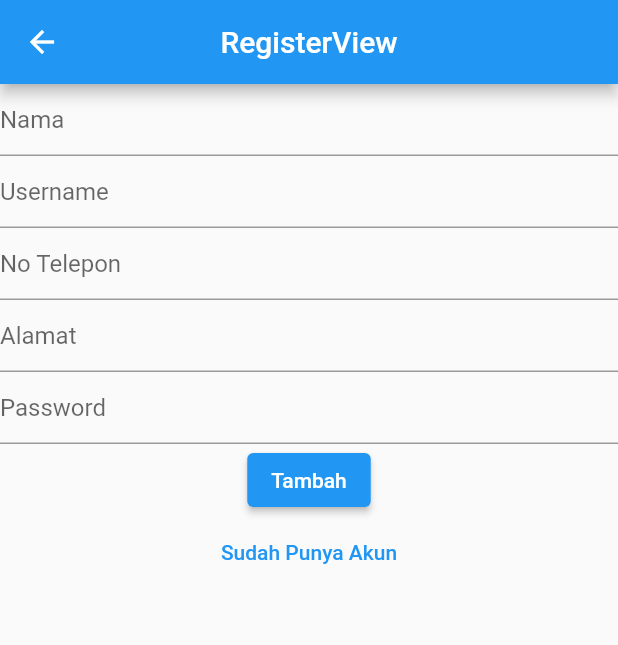
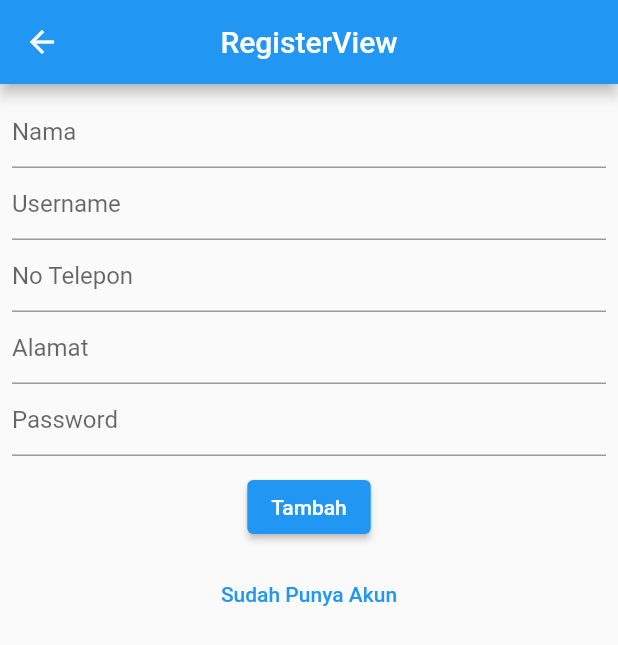
Before and after one commit to hafizprasejarah/peminjam_perpustakaan_kelas_c, a Flutter app: the screen it shows after launch, after a tap on "Login", after a tap on "Open register", on a phone screen of 412 x 824 dp. Shown: the top 645 px of the screen. Run offline on Flutter 3.47's test engine with Material 2 defaults, Android fonts, the phone set to English and light mode, and no system bars; our stand-ins replace date_time_picker, dio, get, get_storage, pretty_dio_logger; network calls fail.

Commit message:
membuat list buku, post pinjam dan list pinjam dari peminjam

```diff
--- a/lib/app/modules/add_peminjaman/controllers/add_peminjaman_controller.dart
+++ b/lib/app/modules/add_peminjaman/controllers/add_peminjaman_controller.dart
@@ -43,6 +43,7 @@ class AddPeminjamanController extends GetxController {
 
         if (response.statusCode == 201) {
           Get.back();
+          Get.snackbar("Berhasil", "Berhasil meminjam", backgroundColor: Colors.orange);
         } else {
           Get.snackbar("Sorry", "Gagal", backgroundColor: Colors.orange);
         }
--- a/lib/app/modules/home/views/home_view.dart
+++ b/lib/app/modules/home/views/home_view.dart
@@ -16,9 +16,12 @@ class HomeView extends GetView<HomeController> {
       ),
       body:  Center(
         child: Column(
+          mainAxisAlignment: MainAxisAlignment.center,
           children: [
+            SizedBox(height: 10,),
             ElevatedButton(
                 onPressed: () => Get.toNamed(Routes.BOOK), child: Text('Buku')),
+            SizedBox(height: 10,),
             ElevatedButton(
                 onPressed: () => Get.toNamed(Routes.PEMINJAMAN), child: Text('PEMINJAMAN'))
           ],
--- a/lib/app/modules/login/views/login_view.dart
+++ b/lib/app/modules/login/views/login_view.dart
@@ -14,7 +14,9 @@ class LoginView extends GetView<LoginController> {
         title: const Text('LoginView'),
         centerTitle: true,
       ),
-      body: Center(
+      body: Padding(
+        padding: const EdgeInsets.all(8.0),
+        child: Center(
             child: Form(
                 key: controller.formkey,
                 child: Column(
@@ -44,6 +46,7 @@ class LoginView extends GetView<LoginController> {
                         return null;
                       },
                     ),
+                    SizedBox(height: 10,),
                     Obx(() => controller.loading.value
                         ? CircularProgressIndicator()
                         : ElevatedButton(
@@ -51,9 +54,11 @@ class LoginView extends GetView<LoginController> {
                           controller.login();
                         },
                         child: Text('Login'))),
+                    SizedBox(height: 10,),
                     TextButton( onPressed: () => Get.toNamed(Routes.REGISTER) , child: Text("Open register"))
                   ],
                 ))),
+      ),
     );
   }
 }
--- a/lib/app/modules/register/views/register_view.dart
+++ b/lib/app/modules/register/views/register_view.dart
@@ -14,7 +14,9 @@ class RegisterView extends GetView<RegisterController> {
         title: const Text('RegisterView'),
         centerTitle: true,
       ),
-      body: Center(
+      body: Padding(
+        padding: const EdgeInsets.all(8.0),
+        child: Center(
           child: Form(
               key: controller.formkey,
               child: Column(
@@ -79,6 +81,7 @@ class RegisterView extends GetView<RegisterController> {
                       return null;
                     },
                   ),
+                  SizedBox(height: 10,),
                   Obx(() => controller.loading.value
                       ? CircularProgressIndicator()
                       : ElevatedButton(
@@ -86,10 +89,12 @@ class RegisterView extends GetView<RegisterController> {
                         controller.register();
                       },
                       child: Text('Tambah'))),
+                  SizedBox(height: 10,),
                   TextButton(onPressed: () => Get.back(), child: Text("Sudah Punya Akun"))
                 ],
               )),
         ),
+      ),
     );
   }
 }
--- a/pubspec.yaml
+++ b/pubspec.yaml
@@ -10,6 +10,7 @@ dependencies:
   get: 4.6.5
   dio: 5.4.0
   pretty_dio_logger: ^1.3.1
+  date_time_picker: "^2.1.0"
   get_storage: ^2.1.1
   flutter:
     sdk: flutter
```
Also changed, not shown: lib/app/modules/add_peminjaman/views/add_peminjaman_view.dart (+24 -12 lines), lib/app/modules/book/views/book_view.dart (+9 -4 lines), pubspec.lock, 1 other file. Lines whose indentation alone changed are shown as unchanged.
